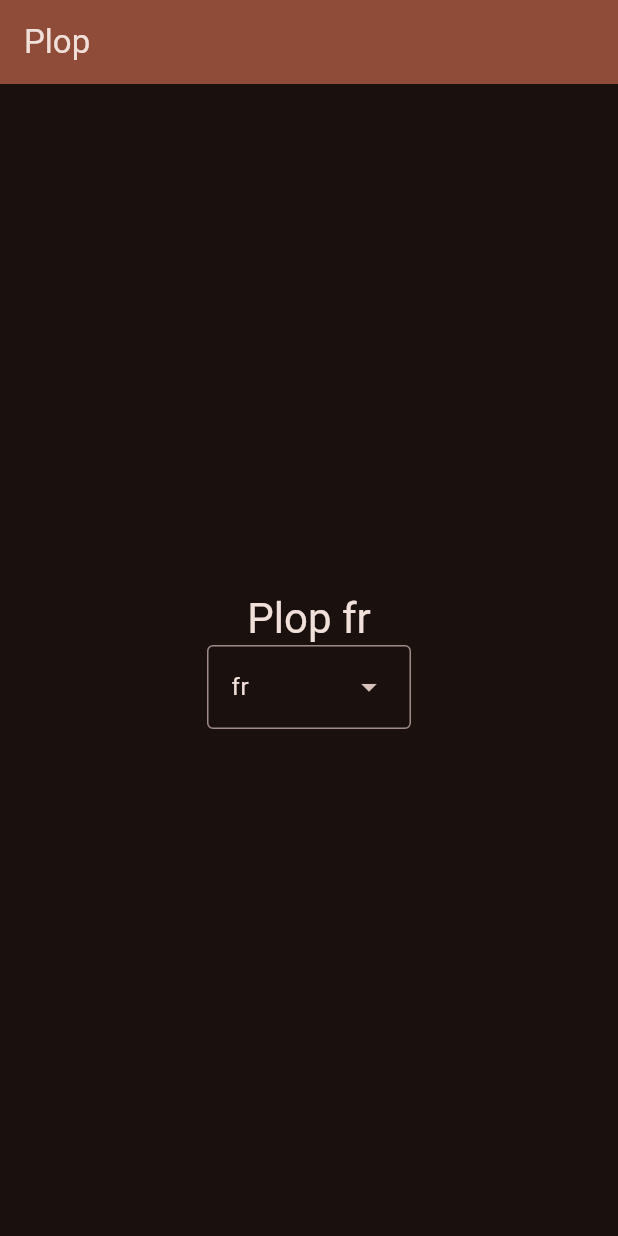
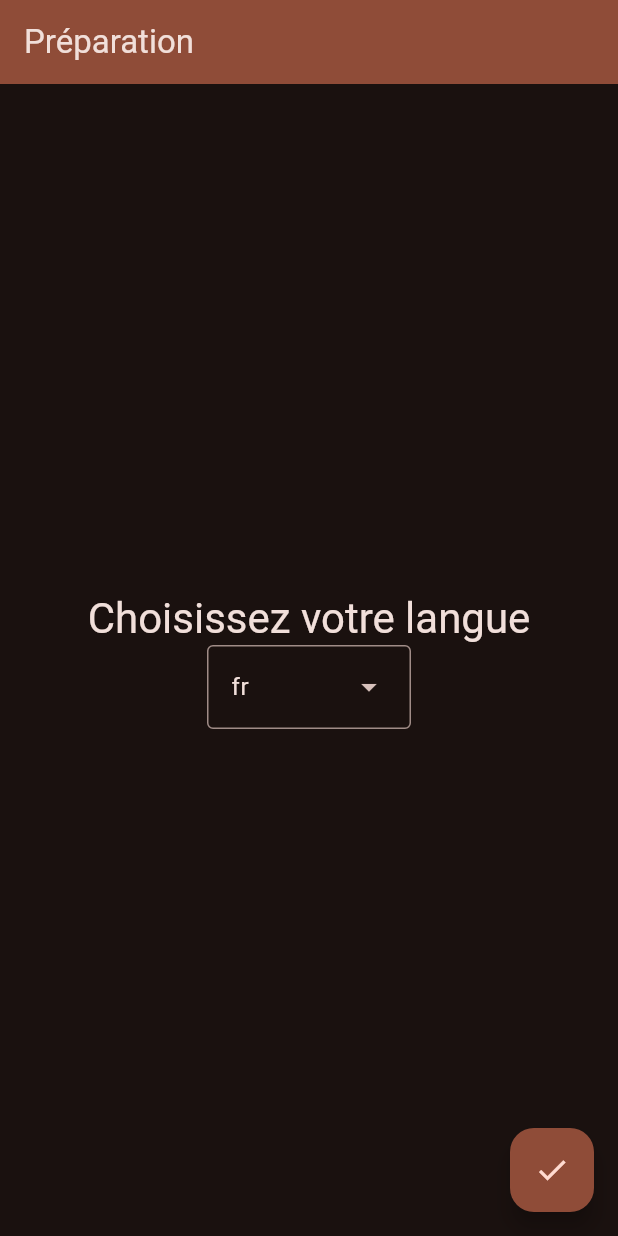
Before and after one commit to mottezjulien/plop, a Flutter app: the screen it shows after launch, on a phone screen of 412 x 824 dp. Run offline on Flutter 3.47's test engine with Material 3 defaults, Android fonts, the phone set to English and light mode, and no system bars; our stand-ins replace easy_localization, geolocator, go_router.

Commit message:
fix easylocation step first-view

```diff
--- a/mobile/assets/translations/fr.json
+++ b/mobile/assets/translations/fr.json
@@ -1,6 +1,12 @@
 {
-  "plop": "Plop fr",
+
   "first": {
-    "select_language": "Choisissez votre langue"
+    "title": "Préparation",
+    "select_language": "Choisissez votre langue",
+    "welcome_popup" : {
+      "title": "Bienvenue",
+      "content": "Bienvenue sur mon appplication. Celle-ci est en cours de construction"
+    },
+    "tap_game": "Saisissez une partie"
   }
 }
--- a/mobile/lib/first/first-view.dart
+++ b/mobile/lib/first/first-view.dart
@@ -1,58 +1,138 @@
-
-
 import 'package:easy_localization/easy_localization.dart';
 import 'package:flutter/material.dart';
 
 class FirstView extends StatefulWidget {
-
   @override
   State<FirstView> createState() => _FirstViewState();
-
 }
 
 class _FirstViewState extends State<FirstView> {
 
-
+  final FirstViewModel _viewModel = new FirstViewModel();
 
   @override
   Widget build(BuildContext context) {
-
-    /**/
-    List<Locale> locales = context.supportedLocales;
-    Locale locale = context.locale;
-
-    print("locales:$locales");
-    print("locale:$locale");
-
     final ColorScheme colorScheme = Theme.of(context).colorScheme;
     return Scaffold(
         appBar: AppBar(
             backgroundColor: colorScheme.inversePrimary,
-            title: const Text('Plop')
-        ),
+            title: Text('first.title'.tr())),
         body: Center(
-          child: Column(
+          child:
+              Column(
                 mainAxisAlignment: MainAxisAlignment.center,
                 children: <Widget>[
-              Text("plop".tr(), style: Theme.of(context).textTheme.headlineMedium),
-              DropdownMenu<Locale>(
-                initialSelection: context.locale,
-                onSelected: (Locale? value) {
-                  /*if(value == null) return;
-                  index = languages.indexOf(value);
-                  context.setLocale(locales[index]);
-                  setState(() {
-                  });*/
+                  if(_viewModel.isFirstStep())
+                    Text('first.select_language'.tr(),
+                        style: Theme.of(context).textTheme.headlineMedium),
+                  if(_viewModel.isFirstStep())
+                    SelectLanguageDropdownMenu(
+                      onUpdate: () {
+                        setState(() {});
                       },
-                dropdownMenuEntries: locales.map<DropdownMenuEntry<Locale>>((Locale locale) {
-                  return DropdownMenuEntry<Locale>(value: locale, label: locale.toLanguageTag()); //TODO
-                }).toList()
-              )
+                    ),
+                  if(_viewModel.isSecondStep())
+                    Text('first.tap_game'.tr(),
+                        style: Theme.of(context).textTheme.headlineMedium),
+                  if(_viewModel.isSecondStep())
+                    TextField(
+                      decoration: const InputDecoration(
+                        hintText: 'Enter a search term',
+                      ),
+                      onChanged: (value) {
+                        _viewModel.setGame(value);
+                      }
+                    ),
+                ]
+              ),
+            //
+        ),
+    floatingActionButton: FloatingActionButton(
+      backgroundColor: colorScheme.inversePrimary,
+      onPressed: () {
+        if(_viewModel.isFirstStep())
+          showDialog<String>(
+            context: context,
+            builder: (BuildContext context) => AlertDialog(
+              title: Text('first.welcome_popup.title'.tr()),
+              content: Text('first.welcome_popup.content'.tr()),
+              actions: <Widget>[
+                TextButton(
+                  onPressed: () => Navigator.pop(context, 'OK'),
+                  child: const Icon(Icons.done),
+                ),
               ],
             ),
+          );
+        _viewModel.next();
+        setState(() { });
+      },
+      child: const Icon(Icons.done),
     )
+
     );
+  }
+
 
 }
 
+class SelectLanguageDropdownMenu extends StatelessWidget {
+
+  final Function onUpdate;
+
+  const SelectLanguageDropdownMenu({super.key, required this.onUpdate});
+
+  @override
+  Widget build(BuildContext context) {
+    final List<Locale> locales = context.supportedLocales;
+    return DropdownMenu<Locale>(
+        initialSelection: context.locale,
+        onSelected: (Locale? value) {
+          if (value == null) return;
+          context.setLocale(value);
+          onUpdate();
+        },
+        dropdownMenuEntries:
+        locales.map<DropdownMenuEntry<Locale>>((Locale locale) {
+          return DropdownMenuEntry<Locale>(
+              value: locale, label: locale.toLanguageTag());
+        }).toList());
   }
+}
+
+enum FirstViewStep {
+  FIRST_LANGUAGE, SECOND_GAME
+}
+
+class FirstViewModel {
+
+  FirstViewStep _step = FirstViewStep.FIRST_LANGUAGE;
+
+  String _game = "";
+
+  void next() {
+    if(isFirstStep()) {
+      _step = FirstViewStep.SECOND_GAME;
+    } else  {
+      print(getGame());
+    }
+
+  }
+
+  bool isFirstStep() {
+    return _step == FirstViewStep.FIRST_LANGUAGE;
+  }
+
+  bool isSecondStep() {
+    return _step == FirstViewStep.SECOND_GAME;
+  }
+
+  void setGame(String value) {
+    _game = value;
+  }
+
+  String getGame() {
+    return _game;
+  }
+
+}
--- a/mobile/lib/main.dart
+++ b/mobile/lib/main.dart
@@ -3,7 +3,6 @@ import 'package:flutter/material.dart';
 import 'package:go_router/go_router.dart';
 
 import 'first/first-view.dart';
-import 'old/homeView.dart';
 
 void main() async {
 
@@ -28,9 +27,13 @@ class MyApp extends StatelessWidget {
 
   @override
   Widget build(BuildContext context) {
-
     return MaterialApp.router(
       title: 'The Plop App',
+
+      locale: context.locale,
+      supportedLocales: context.supportedLocales,
+      localizationsDelegates: context.localizationDelegates,
+
       themeMode: ThemeMode.dark,
       theme: ThemeData(
         colorScheme: ColorScheme.fromSeed(seedColor: Colors.deepOrange, brightness: Brightness.light),
@@ -42,6 +45,7 @@ class MyApp extends StatelessWidget {
         useMaterial3: true,
         brightness: Brightness.dark,
       ),
+
       routerConfig: GoRouter(
         routes: [
           GoRoute(
```
Also changed, not shown: mobile/assets/translations/en.json (+7 -2 lines). Lines whose indentation alone changed are shown as unchanged.
